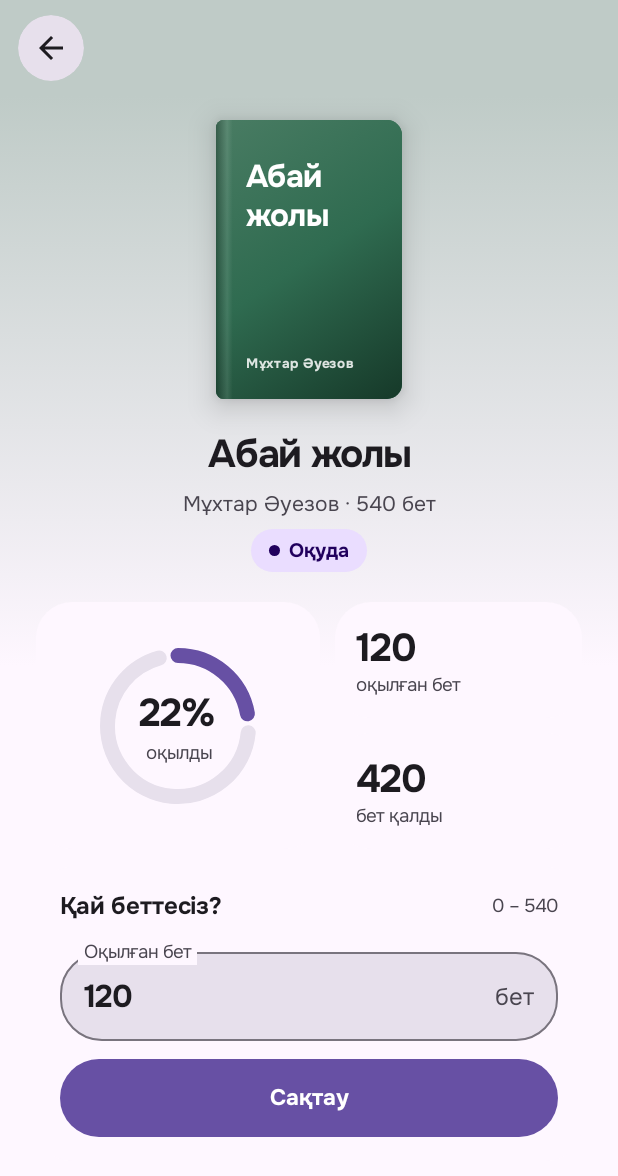
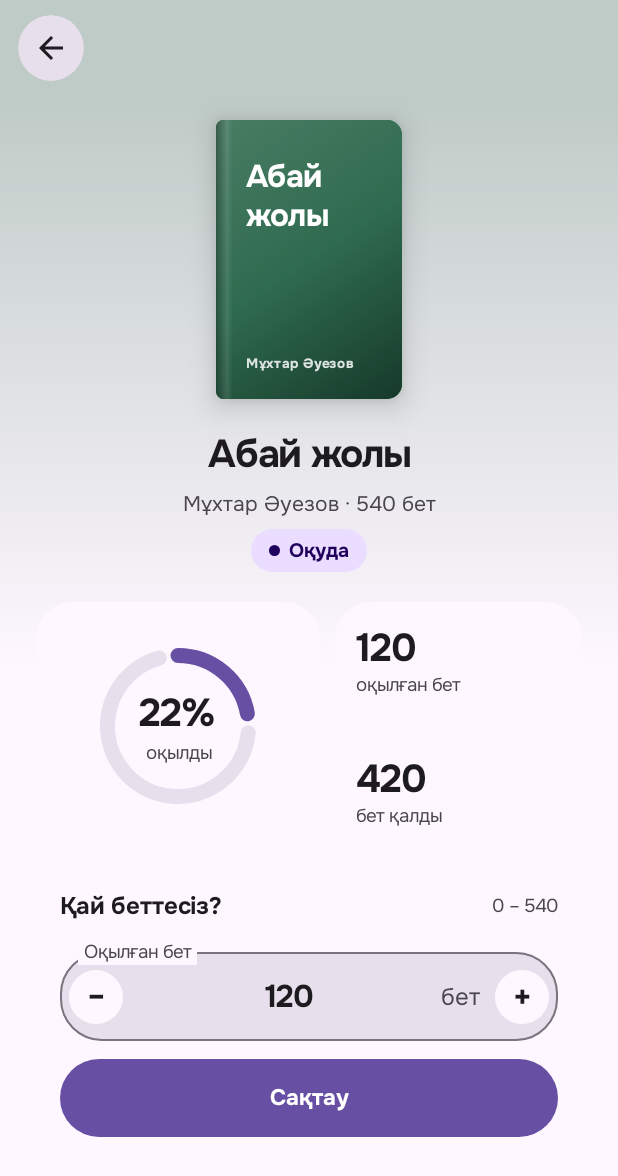
Before and after one commit to parasattt/1004bala, an Android app built with Jetpack Compose: the @Preview function BookDetailsHeaderLightPreview, on a phone screen of 412 x 824 dp. Shown: the top 1176 px of the screen. Run offline under Robolectric (Android 15) with nearby library versions, the phone set to English and light mode, and no system bars.

Commit message:
feat(details): step page draft with bounded plus and minus controls

```diff
--- a/app/src/main/java/com/example/a1004bala/ui/screens/details/BookDetailsScreen.kt
+++ b/app/src/main/java/com/example/a1004bala/ui/screens/details/BookDetailsScreen.kt
@@ -22,6 +22,7 @@ import androidx.compose.foundation.text.KeyboardActions
 import androidx.compose.foundation.text.KeyboardOptions
 import androidx.compose.material3.CircularProgressIndicator
 import androidx.compose.material3.Button
+import androidx.compose.material3.IconButton
 import androidx.compose.material3.MaterialTheme
 import androidx.compose.material3.OutlinedTextField
 import androidx.compose.material3.OutlinedTextFieldDefaults
@@ -39,6 +40,8 @@ import androidx.compose.ui.platform.LocalFocusManager
 import androidx.compose.ui.text.input.ImeAction
 import androidx.compose.ui.text.input.KeyboardType
 import androidx.compose.ui.semantics.heading
+import androidx.compose.ui.semantics.clearAndSetSemantics
+import androidx.compose.ui.semantics.contentDescription
 import androidx.compose.ui.semantics.LiveRegionMode
 import androidx.compose.ui.semantics.liveRegion
 import androidx.compose.ui.semantics.semantics
@@ -67,7 +70,8 @@ fun BookDetailsScreen(
         state = state,
         onBack = onBack,
         onPageInputChange = viewModel::onPageInputChange,
-        onSavePages = viewModel::updatePages
+        onSavePages = viewModel::updatePages,
+        onStepPage = viewModel::stepPage
     )
 }
 
@@ -77,7 +81,8 @@ private fun BookDetailsContent(
     state: BookDetailsUiState,
     onBack: () -> Unit,
     onPageInputChange: (String) -> Unit = {},
-    onSavePages: () -> Unit = {}
+    onSavePages: () -> Unit = {},
+    onStepPage: (Int) -> Unit = {}
 ) {
     val background = MaterialTheme.colorScheme.background
     val book = state.book
@@ -130,6 +135,7 @@ private fun BookDetailsContent(
                     totalPages = book.totalPages,
                     onValueChange = onPageInputChange,
                     onSave = onSavePages,
+                    onStep = onStepPage,
                     isSaving = state.isSaving,
                     error = state.pageError,
                     actionError = state.actionError
@@ -145,11 +151,14 @@ private fun ReadingPageInput(
     totalPages: Int,
     onValueChange: (String) -> Unit,
     onSave: () -> Unit,
+    onStep: (Int) -> Unit,
     isSaving: Boolean,
     error: String?,
     actionError: String?
 ) {
     val focusManager = LocalFocusManager.current
+    val page = value.trim().toIntOrNull()
+    val validPage = page != null && page in 0..totalPages
     Surface(
         modifier = Modifier.fillMaxWidth(),
         shape = RoundedCornerShape(24.dp),
@@ -186,8 +195,24 @@ private fun ReadingPageInput(
                 }) else null,
                 label = { Text("Оқылған бет") },
                 suffix = { Text("бет") },
+                leadingIcon = {
+                    PageStepButton(
+                        symbol = "−",
+                        description = "Бір бетке азайту",
+                        enabled = !isSaving && validPage && page > 0,
+                        onClick = { onStep(-1) }
+                    )
+                },
+                trailingIcon = {
+                    PageStepButton(
+                        symbol = "+",
+                        description = "Бір бетке көбейту",
+                        enabled = !isSaving && validPage && page < totalPages,
+                        onClick = { onStep(1) }
+                    )
+                },
                 singleLine = true,
-                textStyle = MaterialTheme.typography.titleLarge,
+                textStyle = MaterialTheme.typography.titleLarge.copy(textAlign = TextAlign.Center),
                 shape = RoundedCornerShape(28.dp),
                 colors = OutlinedTextFieldDefaults.colors(
                     focusedContainerColor = MaterialTheme.colorScheme.surfaceVariant,
@@ -234,6 +259,35 @@ private fun ReadingPageInput(
                     }
                     Text(if (isSaving) "Сақталуда…" else "Сақтау")
                 }
+            }
+        }
+    }
+}
+
+@Composable
+private fun PageStepButton(
+    symbol: String,
+    description: String,
+    enabled: Boolean,
+    onClick: () -> Unit
+) {
+    IconButton(
+        onClick = onClick,
+        enabled = enabled,
+        modifier = Modifier.size(48.dp).semantics { contentDescription = description }
+    ) {
+        Surface(
+            shape = CircleShape,
+            color = MaterialTheme.colorScheme.surface,
+            contentColor = if (enabled) MaterialTheme.colorScheme.onSurface
+                else MaterialTheme.colorScheme.onSurface.copy(alpha = 0.38f)
+        ) {
+            Box(modifier = Modifier.size(36.dp), contentAlignment = Alignment.Center) {
+                Text(
+                    text = symbol,
+                    style = MaterialTheme.typography.titleLarge,
+                    modifier = Modifier.clearAndSetSemantics { }
+                )
             }
         }
     }
```
Also changed, not shown: app/src/main/java/com/example/a1004bala/ui/screens/details/BookDetailsViewModel.kt (+15 -0 lines).
